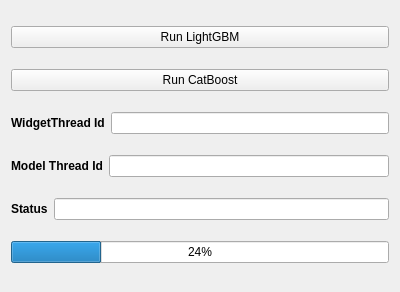
The window that widget.ui (khrisanfov/pyqt_catboost) describes before a commit, drawn with Qt 5.
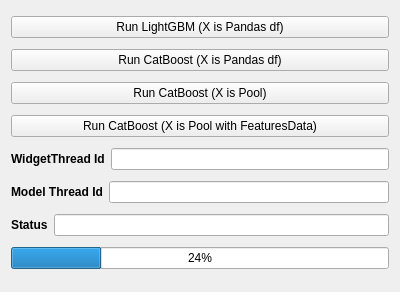
The same window after the commit.

Commit message: Добавил примеры CatBoost с Pool и FeaturesData вместо pandas. Обновил видео.

The edit to the form file:
```diff
--- a/widget.ui
+++ b/widget.ui
@@ -17,14 +17,28 @@
    <item>
     <widget class="QPushButton" name="run_lightgbm">
      <property name="text">
-      <string>Run LightGBM</string>
+      <string>Run LightGBM (X is Pandas df)</string>
      </property>
     </widget>
    </item>
    <item>
     <widget class="QPushButton" name="run_catboost">
      <property name="text">
-      <string>Run CatBoost</string>
+      <string>Run CatBoost (X is Pandas df)</string>
+     </property>
+    </widget>
+   </item>
+   <item>
+    <widget class="QPushButton" name="run_catboost_pool">
+     <property name="text">
+      <string>Run CatBoost (X is Pool)</string>
+     </property>
+    </widget>
+   </item>
+   <item>
+    <widget class="QPushButton" name="run_catboost_features_data">
+     <property name="text">
+      <string>Run CatBoost (X is Pool with FeaturesData)</string>
      </property>
     </widget>
    </item>
```
The commit also changes 3 other files.
